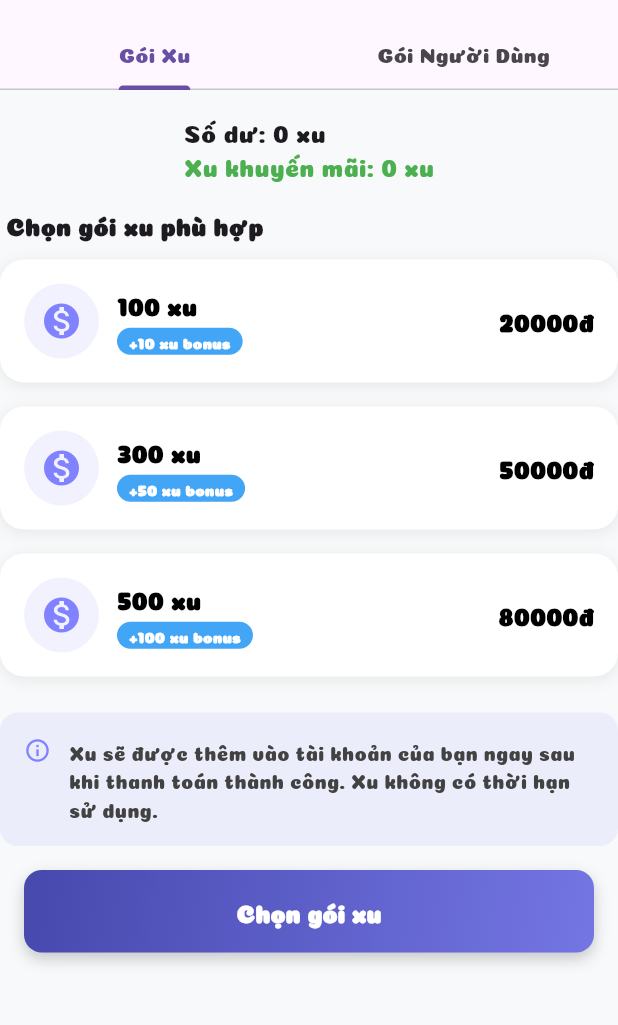
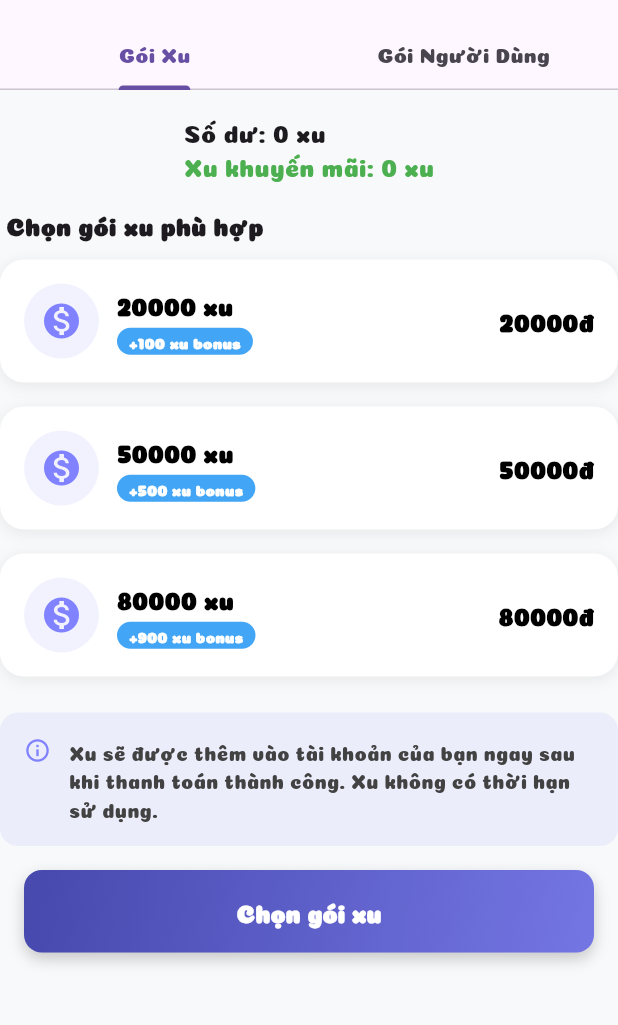
Before and after one commit to thaitrinh2701/rookiescomic_mobile, a Flutter app: the SubscriptionScreen screen opened directly, on a phone screen of 412 x 824 dp, the part 66-1091 px from its top. Run offline on Flutter 3.47's test engine with Material 3 defaults, Android fonts, the phone set to English and light mode, and no system bars; our stand-ins replace app_links, cached_network_image, carousel_slider, firebase_auth, firebase_core, google_sign_in and 2 more; accounts and stored records are empty; network calls fail.

Commit message:
merge with nha

```diff
--- a/lib/models/chapter.dart
+++ b/lib/models/chapter.dart
@@ -15,7 +15,7 @@ class Chapter {
     required this.view,
     required this.chapterContent,
     this.chapterType = 'free',
-    this.price = 0.0,
+    this.price = 999.0,
     this.isLocked = false,
   });
 
--- a/lib/pages/subscription_page.dart
+++ b/lib/pages/subscription_page.dart
@@ -5,7 +5,7 @@ import 'package:rookiescomic_mobile/widgets/coin_packages.dart';
 import 'package:rookiescomic_mobile/widgets/subscription_plans.dart';
 
 class SubscriptionScreen extends StatefulWidget {
-  const SubscriptionScreen({super.key});
+  const SubscriptionScreen({Key? key}) : super(key: key);
 
   @override
   State<SubscriptionScreen> createState() => _SubscriptionScreenState();
@@ -19,9 +19,9 @@ class _SubscriptionScreenState extends State<SubscriptionScreen>
   String promotionBalance = "0 xu";
 
   final List<Map<String, dynamic>> coinPackages = [
-    {"id": 1, "coins": 100, "bonus": 10, "price": "20000", "popular": false},
-    {"id": 2, "coins": 300, "bonus": 50, "price": "50000", "popular": true},
-    {"id": 3, "coins": 500, "bonus": 100, "price": "80000", "popular": false},
+    {"id": 1, "coins": 20000, "bonus": 100, "price": "20000", "popular": false},
+    {"id": 2, "coins": 50000, "bonus": 500, "price": "50000", "popular": true},
+    {"id": 3, "coins": 80000, "bonus": 900, "price": "80000", "popular": false},
   ];
 
   // Colors for the new design - updated to match login color scheme
@@ -54,12 +54,18 @@ class _SubscriptionScreenState extends State<SubscriptionScreen>
         title: const Text('Nạp Xu'),
         bottom: TabBar(
           controller: _tabController,
-          tabs: const [Tab(text: 'Gói Xu'), Tab(text: 'Gói Người Dùng')],
+          tabs: const [
+            Tab(text: 'Gói Xu'),
+            Tab(text: 'Gói Người Dùng'),
+          ],
         ),
       ),
       body: TabBarView(
         controller: _tabController,
-        children: [_buildCoinPurchaseTab(), SubscriptionPlans()],
+        children: [
+          _buildCoinPurchaseTab(),
+          SubscriptionPlans(),
+        ],
       ),
     );
   }
@@ -73,10 +79,7 @@ class _SubscriptionScreenState extends State<SubscriptionScreen>
             crossAxisAlignment: CrossAxisAlignment.start,
             children: [
               Text("Số dư: $balance", style: const TextStyle(fontSize: 16)),
-              Text(
-                "Xu khuyến mãi: $promotionBalance",
-                style: const TextStyle(fontSize: 16, color: Colors.green),
-              ),
+              Text("Xu khuyến mãi: $promotionBalance", style: const TextStyle(fontSize: 16, color: Colors.green)),
             ],
           ),
         ),
```
Also changed, not shown: lib/apis/add_cart.dart (+54 -14 lines), lib/screens/cart_screen.dart (+16 -3 lines), lib/apis/subscription_balance.dart (line endings or trailing spaces).
